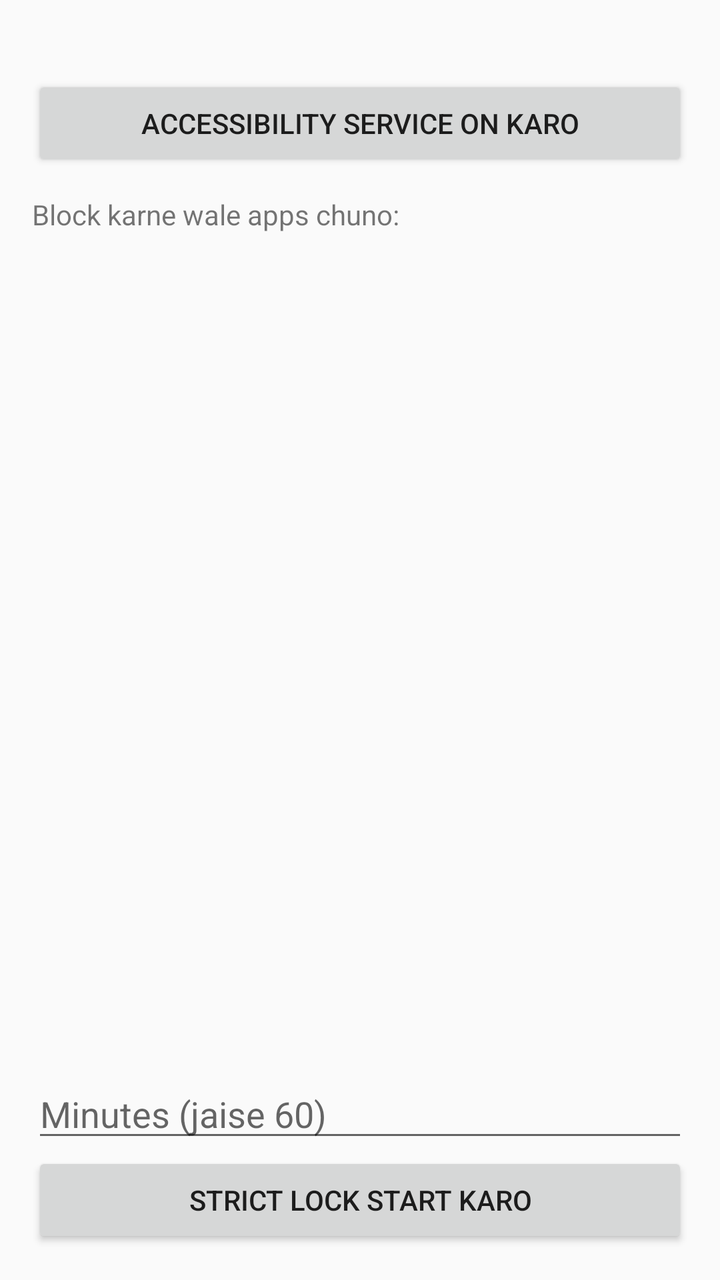
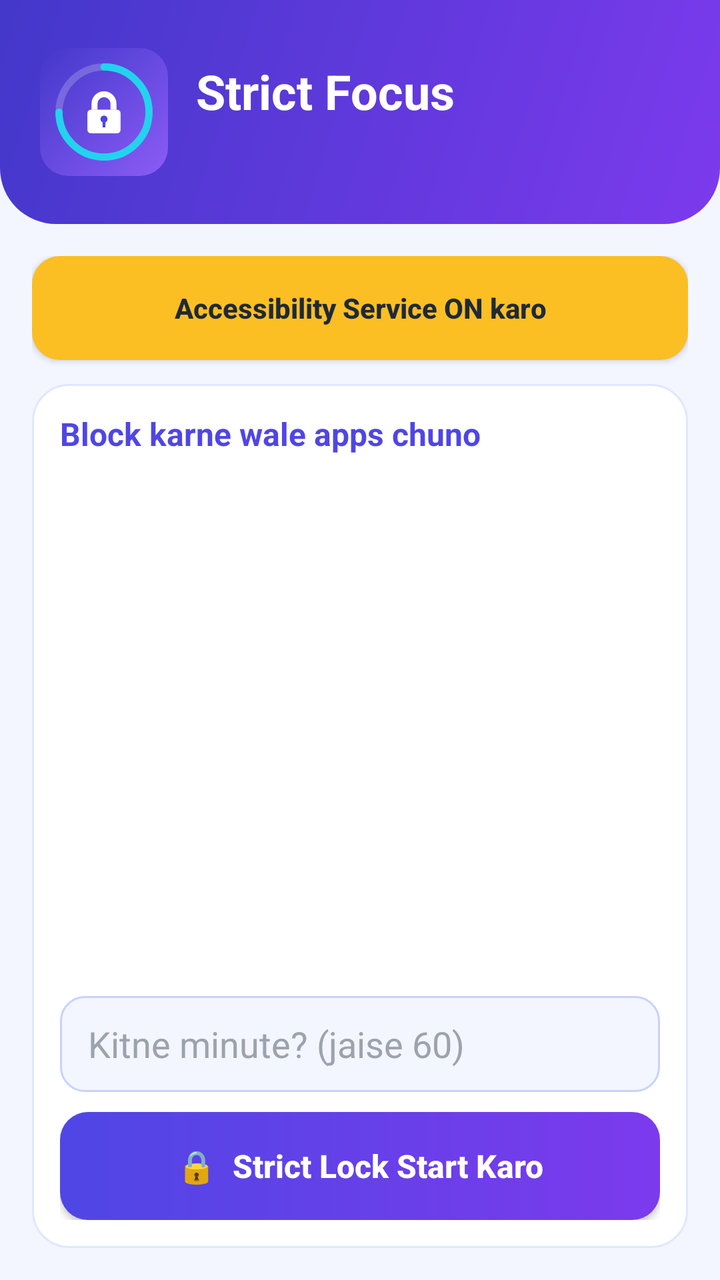

The first picture is an Android layout as it rendered before a commit; the second is the same layout after the commit. The layout source and the unified diff follow.
<!-- AndroidManifest.xml: application theme Theme.StrictFocus -->
<!-- res/layout/activity_main.xml -->
<?xml version="1.0" encoding="utf-8"?>
<LinearLayout xmlns:android="http://schemas.android.com/apk/res/android"
    android:layout_width="match_parent"
    android:layout_height="match_parent"
    android:orientation="vertical"
    android:padding="16dp">

    <TextView
        android:id="@+id/tvStatus"
        android:layout_width="match_parent"
        android:layout_height="wrap_content"
        android:textSize="16sp"
        android:textStyle="bold" />

    <Button
        android:id="@+id/btnAccessibility"
        android:layout_width="match_parent"
        android:layout_height="wrap_content"
        android:text="Accessibility Service ON karo" />

    
    <LinearLayout
        android:id="@+id/panelSetup"
        android:layout_width="match_parent"
        android:layout_height="0dp"
        android:layout_weight="1"
        android:orientation="vertical">

        <TextView
            android:layout_width="wrap_content"
            android:layout_height="wrap_content"
            android:layout_marginTop="12dp"
            android:text="Block karne wale apps chuno:" />

        <ListView
            android:id="@+id/appList"
            android:layout_width="match_parent"
            android:layout_height="0dp"
            android:layout_weight="1" />

        <EditText
            android:id="@+id/etMinutes"
            android:layout_width="match_parent"
            android:layout_height="wrap_content"
            android:hint="Minutes (jaise 60)"
            android:inputType="number" />

        <Button
            android:id="@+id/btnStart"
            android:layout_width="match_parent"
            android:layout_height="wrap_content"
            android:text="Strict Lock Start Karo" />
    </LinearLayout>

    
    <LinearLayout
        android:id="@+id/panelLocked"
        android:layout_width="match_parent"
        android:layout_height="0dp"
        android:layout_weight="1"
        android:gravity="center"
        android:orientation="vertical"
        android:visibility="gone">

        <TextView
            android:layout_width="wrap_content"
            android:layout_height="wrap_content"
            android:text="🔒 Strict Lock ON"
            android:textSize="22sp" />

        <TextView
            android:id="@+id/tvTimer"
            android:layout_width="wrap_content"
            android:layout_height="wrap_content"
            android:layout_marginTop="16dp"
            android:text="00:00:00"
            android:textSize="48sp"
            android:textStyle="bold" />

        <TextView
            android:id="@+id/tvBlockedList"
            android:layout_width="wrap_content"
            android:layout_height="wrap_content"
            android:layout_marginTop="24dp"
            android:gravity="center" />
    </LinearLayout>
</LinearLayout>
<!-- resources referenced by this layout -->
<resources>
  <style name="Theme.StrictFocus" parent="Theme.AppCompat.Light.DarkActionBar" />
</resources>

<!-- the commit's change to res/layout/activity_main.xml (unified diff, before → after) -->
@@ -2,86 +2,162 @@
 <LinearLayout xmlns:android="http://schemas.android.com/apk/res/android"
     android:layout_width="match_parent"
     android:layout_height="match_parent"
-    android:orientation="vertical"
-    android:padding="16dp">
-
-    <TextView
-        android:id="@+id/tvStatus"
-        android:layout_width="match_parent"
-        android:layout_height="wrap_content"
-        android:textSize="16sp"
-        android:textStyle="bold" />
-
-    <Button
-        android:id="@+id/btnAccessibility"
-        android:layout_width="match_parent"
-        android:layout_height="wrap_content"
-        android:text="Accessibility Service ON karo" />
+    android:background="@color/bg"
+    android:orientation="vertical">
 
     
     <LinearLayout
-        android:id="@+id/panelSetup"
+        android:layout_width="match_parent"
+        android:layout_height="wrap_content"
+        android:background="@drawable/bg_header"
+        android:gravity="center_vertical"
+        android:orientation="horizontal"
+        android:paddingStart="20dp"
+        android:paddingTop="24dp"
+        android:paddingEnd="20dp"
+        android:paddingBottom="24dp">
+
+        <ImageView
+            android:layout_width="64dp"
+            android:layout_height="64dp"
+            android:contentDescription="Strict Focus logo"
+            android:src="@drawable/ic_launcher" />
+
+        <LinearLayout
+            android:layout_width="0dp"
+            android:layout_height="wrap_content"
+            android:layout_marginStart="14dp"
+            android:layout_weight="1"
+            android:orientation="vertical">
+
+            <TextView
+                android:layout_width="wrap_content"
+                android:layout_height="wrap_content"
+                android:text="Strict Focus"
+                android:textColor="#FFFFFF"
+                android:textSize="24sp"
+                android:textStyle="bold" />
+
+            <TextView
+                android:id="@+id/tvStatus"
+                android:layout_width="wrap_content"
+                android:layout_height="wrap_content"
+                android:layout_marginTop="2dp"
+                android:textColor="#E0E7FF"
+                android:textSize="14sp" />
+        </LinearLayout>
+    </LinearLayout>
+
+    <LinearLayout
         android:layout_width="match_parent"
         android:layout_height="0dp"
         android:layout_weight="1"
-        android:orientation="vertical">
+        android:orientation="vertical"
+        android:padding="16dp">
 
-        <TextView
-            android:layout_width="wrap_content"
-            android:layout_height="wrap_content"
-            android:layout_marginTop="12dp"
-            android:text="Block karne wale apps chuno:" />
+        <Button
+            android:id="@+id/btnAccessibility"
+            android:layout_width="match_parent"
+            android:layout_height="52dp"
+            android:background="@drawable/bg_button_warn"
+            android:text="Accessibility Service ON karo"
+            android:textAllCaps="false"
+            android:textColor="#1F2937"
+            android:textStyle="bold" />
 
-        <ListView
-            android:id="@+id/appList"
+        
+        <LinearLayout
+            android:id="@+id/panelSetup"
             android:layout_width="match_parent"
             android:layout_height="0dp"
-            android:layout_weight="1" />
+            android:layout_marginTop="12dp"
+            android:layout_weight="1"
+            android:background="@drawable/bg_card"
+            android:orientation="vertical"
+            android:padding="14dp">
 
-        <EditText
-            android:id="@+id/etMinutes"
+            <TextView
+                android:layout_width="wrap_content"
+                android:layout_height="wrap_content"
+                android:text="Block karne wale apps chuno"
+                android:textColor="#4F46E5"
+                android:textSize="16sp"
+                android:textStyle="bold" />
+
+            <ListView
+                android:id="@+id/appList"
+                android:layout_width="match_parent"
+                android:layout_height="0dp"
+                android:layout_marginTop="6dp"
+                android:layout_weight="1"
+                android:divider="#EEF2FF"
+                android:dividerHeight="1dp" />
+
+            <EditText
+                android:id="@+id/etMinutes"
+                android:layout_width="match_parent"
+                android:layout_height="48dp"
+                android:layout_marginTop="10dp"
+                android:background="@drawable/bg_input"
+                android:hint="Kitne minute? (jaise 60)"
+                android:inputType="number"
+                android:paddingStart="14dp"
+                android:paddingEnd="14dp"
+                android:textColor="#1F2937"
+                android:textColorHint="#9CA3AF" />
+
+            <Button
+                android:id="@+id/btnStart"
+                android:layout_width="match_parent"
+                android:layout_height="54dp"
+                android:layout_marginTop="10dp"
+                android:background="@drawable/bg_button"
+                android:text="🔒  Strict Lock Start Karo"
+                android:textAllCaps="false"
+                android:textColor="#FFFFFF"
+                android:textSize="16sp"
+                android:textStyle="bold" />
+        </LinearLayout>
+
+        
+        <LinearLayout
+            android:id="@+id/panelLocked"
             android:layout_width="match_parent"
-            android:layout_height="wrap_content"
-            android:hint="Minutes (jaise 60)"
-            android:inputType="number" />
+            android:layout_height="0dp"
+            android:layout_marginTop="12dp"
+            android:layout_weight="1"
+            android:background="@drawable/bg_card"
+            android:gravity="center"
+            android:orientation="vertical"
+            android:padding="20dp"
+            android:visibility="gone">
 
-        <Button
-            android:id="@+id/btnStart"
-            android:layout_width="match_parent"
-            android:layout_height="wrap_content"
-            android:text="Strict Lock Start Karo" />
-    </LinearLayout>
+            <TextView
+                android:layout_width="wrap_content"
+                android:layout_height="wrap_content"
+                android:text="🔒 Strict Lock ON"
+                android:textColor="#4F46E5"
+                android:textSize="22sp"
+                android:textStyle="bold" />
 
-    
-    <LinearLayout
-        android:id="@+id/panelLocked"
-        android:layout_width="match_parent"
-        android:layout_height="0dp"
-        android:layout_weight="1"
-        android:gravity="center"
-        android:orientation="vertical"
-        android:visibility="gone">
+            <TextView
+                android:id="@+id/tvTimer"
+                android:layout_width="wrap_content"
+                android:layout_height="wrap_content"
+                android:layout_marginTop="16dp"
+                android:text="00:00:00"
+                android:textColor="#7C3AED"
+                android:textSize="52sp"
+                android:textStyle="bold" />
 
-        <TextView
-            android:layout_width="wrap_content"
-            android:layout_height="wrap_content"
-            android:text="🔒 Strict Lock ON"
-            android:textSize="22sp" />
-
-        <TextView
-            android:id="@+id/tvTimer"
-            android:layout_width="wrap_content"
-            android:layout_height="wrap_content"
-            android:layout_marginTop="16dp"
-            android:text="00:00:00"
-            android:textSize="48sp"
-            android:textStyle="bold" />
-
-        <TextView
-            android:id="@+id/tvBlockedList"
-            android:layout_width="wrap_content"
-            android:layout_height="wrap_content"
-            android:layout_marginTop="24dp"
-            android:gravity="center" />
+            <TextView
+                android:id="@+id/tvBlockedList"
+                android:layout_width="wrap_content"
+                android:layout_height="wrap_content"
+                android:layout_marginTop="24dp"
+                android:gravity="center"
+                android:textColor="#4B5563"
+                android:textSize="15sp" />
+        </LinearLayout>
     </LinearLayout>
 </LinearLayout>
<!-- resource entries referenced after the edit -->
@@ -1,5 +1,100 @@
 <!-- resources referenced by this layout -->
 <resources>
-  <style name="Theme.StrictFocus" parent="Theme.AppCompat.Light.DarkActionBar" />
+  <color name="bg">#F4F6FF</color>
+  <!-- drawable bg_button (drawable) -->
+  <shape xmlns:android="http://schemas.android.com/apk/res/android" android:shape="rectangle">
+      <gradient android:angle="0" android:startColor="#4F46E5" android:endColor="#7C3AED" />
+      <corners android:radius="14dp" />
+  </shape>
+  <!-- drawable bg_button_warn (drawable) -->
+  <shape xmlns:android="http://schemas.android.com/apk/res/android" android:shape="rectangle">
+      <solid android:color="#FBBF24" />
+      <corners android:radius="14dp" />
+  </shape>
+  <!-- drawable bg_card (drawable) -->
+  <shape xmlns:android="http://schemas.android.com/apk/res/android" android:shape="rectangle">
+      <solid android:color="#FFFFFF" />
+      <corners android:radius="18dp" />
+      <stroke android:width="1dp" android:color="#E0E7FF" />
+  </shape>
+  <!-- drawable bg_header (drawable) -->
+  <shape xmlns:android="http://schemas.android.com/apk/res/android" android:shape="rectangle">
+      <gradient android:angle="315" android:startColor="#4338CA" android:endColor="#7C3AED" />
+      <corners android:bottomLeftRadius="28dp" android:bottomRightRadius="28dp" />
+  </shape>
+  <!-- drawable bg_input (drawable) -->
+  <shape xmlns:android="http://schemas.android.com/apk/res/android" android:shape="rectangle">
+      <solid android:color="#F4F6FF" />
+      <corners android:radius="12dp" />
+      <stroke android:width="1dp" android:color="#C7D2FE" />
+  </shape>
+  <!-- drawable ic_launcher (drawable) -->
+  <vector xmlns:android="http://schemas.android.com/apk/res/android"
+      xmlns:aapt="http://schemas.android.com/aapt"
+      android:width="108dp"
+      android:height="108dp"
+      android:viewportWidth="108"
+      android:viewportHeight="108">
+  
+      
+      <path android:pathData="M24,0 H84 A24,24 0 0 1 108,24 V84 A24,24 0 0 1 84,108 H24 A24,24 0 0 1 0,84 V24 A24,24 0 0 1 24,0 Z">
+          <aapt:attr name="android:fillColor">
+              <gradient
+                  android:startX="0"
+                  android:startY="0"
+                  android:endX="108"
+                  android:endY="108"
+                  android:startColor="#4338CA"
+                  android:endColor="#8B5CF6"
+                  android:type="linear" />
+          </aapt:attr>
+      </path>
+  
+      
+      <path
+          android:fillColor="#00000000"
+          android:strokeColor="#33FFFFFF"
+          android:strokeWidth="6"
+          android:pathData="M54,16 A38,38 0 1 1 53.99,16" />
+  
+      
+      <path
+          android:fillColor="#00000000"
+          android:strokeColor="#22D3EE"
+          android:strokeWidth="6"
+          android:strokeLineCap="round"
+          android:pathData="M54,16 A38,38 0 1 1 16,54" />
+  
+      
+      <path
+          android:fillColor="#00000000"
+          android:strokeColor="#FFFFFF"
+          android:strokeWidth="5"
+          android:pathData="M46,52 V47 A8,8 0 0 1 62,47 V52" />
+  
+      
+      <path
+          android:fillColor="#FFFFFF"
+          android:pathData="M43,52 H65 A3,3 0 0 1 68,55 V69 A3,3 0 0 1 65,72 H43 A3,3 0 0 1 40,69 V55 A3,3 0 0 1 43,52 Z" />
+  
+      
+      <path
+          android:fillColor="#4F46E5"
+          android:pathData="M54,57 A3,3 0 1 1 54,63 A3,3 0 1 1 54,57 Z" />
+      <path
+          android:fillColor="#4F46E5"
+          android:pathData="M52.8,62 H55.2 V67 H52.8 Z" />
+  </vector>
+  <style name="Theme.StrictFocus" parent="Theme.AppCompat.Light.NoActionBar">
+          <item name="colorPrimary">@color/primary</item>
+          <item name="colorPrimaryDark">@color/primary_dark</item>
+          <item name="colorAccent">@color/primary</item>
+          <item name="android:windowBackground">@color/bg</item>
+          <item name="android:statusBarColor">@color/primary_dark</item>
+          <item name="android:textColorPrimary">@color/text_dark</item>
+      </style>
+  <color name="primary">#4F46E5</color>
+  <color name="primary_dark">#312E81</color>
+  <color name="text_dark">#1F2937</color>
 </resources>
 
